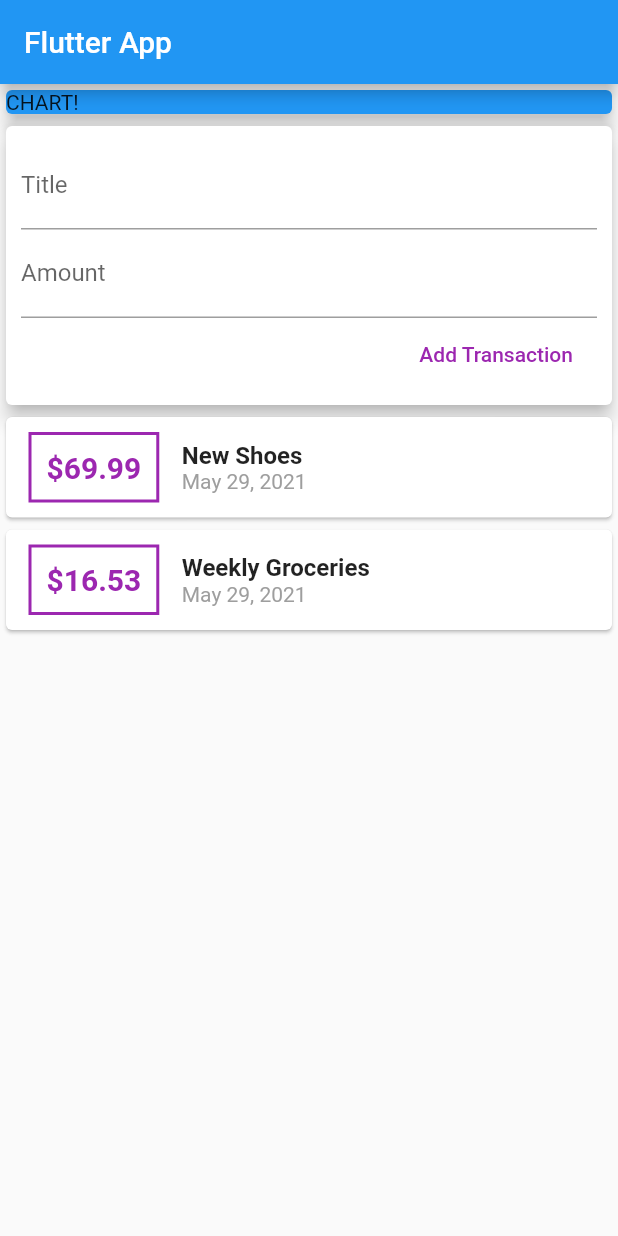
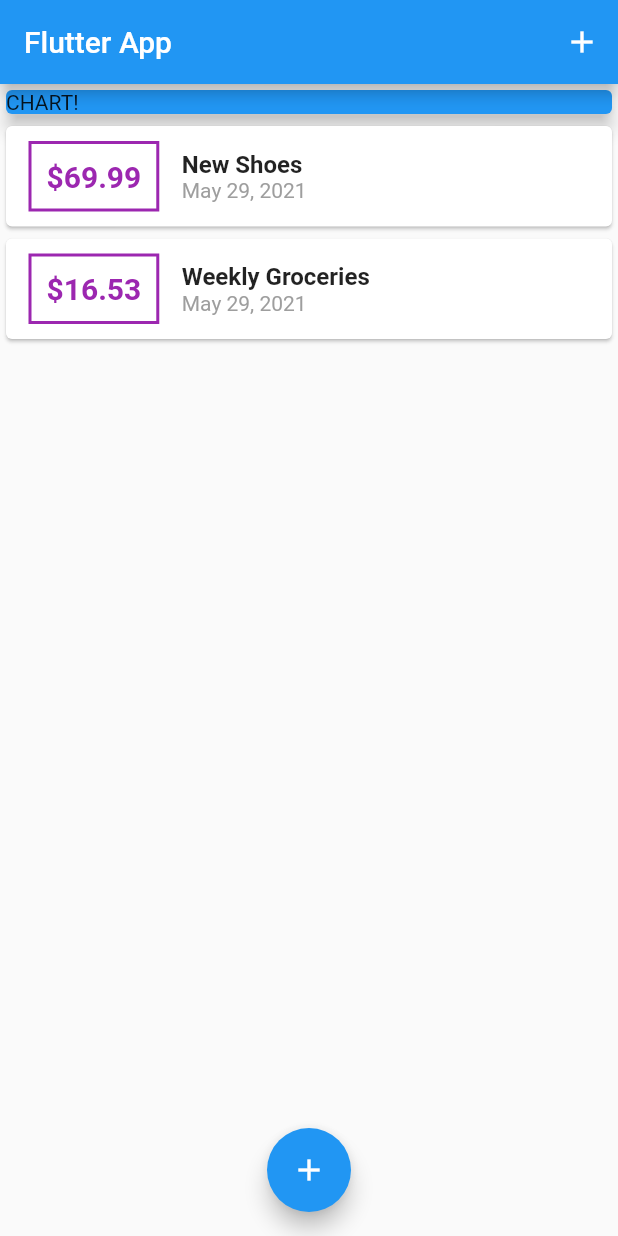
Before and after one commit to Liao-fung-min/flutter_APP, a Flutter app: the screen it shows after launch, on a phone screen of 412 x 824 dp. Run offline on Flutter 3.47's test engine with Material 2 defaults, Android fonts, the phone set to English and light mode, and no system bars.

Commit message:
新增 底部彈視窗

```diff
--- a/personal_express_app/lib/main.dart
+++ b/personal_express_app/lib/main.dart
@@ -1,6 +1,8 @@
 import 'package:flutter/material.dart';
 
-import './widgets/user_transactions.dart';
+import './widgets/new_transaction.dart';
+import './widgets/transaction_list.dart';
+import './models/transaction.dart';
 
 void main() => runApp(MyApp());
 
@@ -14,17 +16,66 @@
   }
 }
 
-class MyHomePage extends StatelessWidget {
+class MyHomePage extends StatefulWidget {
   // String titleInput;
   // String amountInput;
-  final titleController = TextEditingController();
-  final amountController = TextEditingController();
+  @override
+  _MyHomePageState createState() => _MyHomePageState();
+}
+
+class _MyHomePageState extends State<MyHomePage> {
+  final List<Transaction> _userTransactions = [
+    Transaction(
+      id: 't1',
+      title: 'New Shoes',
+      amount: 69.99,
+      date: DateTime.now(),
+    ),
+    Transaction(
+      id: 't2',
+      title: 'Weekly Groceries',
+      amount: 16.53,
+      date: DateTime.now(),
+    ),
+  ];
+
+  void _addNewTransaction(String txTitle, double txAmount) {
+    final newTx = Transaction(
+      title: txTitle,
+      amount: txAmount,
+      date: DateTime.now(),
+      id: DateTime.now().toString(),
+    );
+
+    setState(() {
+      _userTransactions.add(newTx);
+    });
+  }
+
+  void _startAddNewTransaction(BuildContext ctx) {
+    showModalBottomSheet(
+      context: ctx,
+      builder: (_) {
+        return GestureDetector(
+          onTap: () {},
+          child: NewTransaction(_addNewTransaction),
+          behavior: HitTestBehavior.opaque,
+        );
+      },
+    );
+  }
 
   @override
   Widget build(BuildContext context) {
     return Scaffold(
       appBar: AppBar(
         title: Text('Flutter App'),
+        actions: <Widget>[
+          IconButton(
+            icon: Icon(Icons.add),
+            onPressed: () => _startAddNewTransaction(context),
+          ),
+        ],
       ),
       body: SingleChildScrollView(
         child: Column(
@@ -39,9 +90,14 @@
                 elevation: 5,
               ),
             ),
-            UserTransactions()
+            TransactionList(_userTransactions),
           ],
         ),
+      ),
+      floatingActionButtonLocation: FloatingActionButtonLocation.centerFloat,
+      floatingActionButton: FloatingActionButton(
+        child: Icon(Icons.add),
+        onPressed: () => _startAddNewTransaction(context),
       ),
     );
   }
--- a/personal_express_app/lib/widgets/transaction_list.dart
+++ b/personal_express_app/lib/widgets/transaction_list.dart
@@ -30,7 +30,7 @@
                   ),
                   padding: EdgeInsets.all(10),
                   child: Text(
-                    '\$${transactions[index].amount}',
+                    '\$${transactions[index].amount.toStringAsFixed(2)}',
                     style: TextStyle(
                       fontWeight: FontWeight.bold,
                       fontSize: 20,
--- a/personal_express_app/lib/widgets/user_transactions.dart
+++ /dev/null
@@ -1,50 +0,0 @@
-import 'package:flutter/material.dart';
-
-import 'new_transaction.dart';
-import 'transaction_list.dart';
-import '../models/transaction.dart';
-
-class UserTransactions extends StatefulWidget {
-  @override
-  _UserTransactionsState createState() => _UserTransactionsState();
-}
-
-class _UserTransactionsState extends State<UserTransactions> {
-  final List<Transaction> _userTransactions = [
-    Transaction(
-      id: 't1',
-      title: 'New Shoes',
-      amount: 69.99,
-      date: DateTime.now(),
-    ),
-    Transaction(
-      id: 't2',
-      title: 'Weekly Groceries',
-      amount: 16.53,
-      date: DateTime.now(),
-    ),
-  ];
-
-  void _addNewTransaction(String txTitle, double txAmount) {
-    final newTx = Transaction(
-      title: txTitle,
-      amount: txAmount,
-      date: DateTime.now(),
-      id: DateTime.now().toString(),
-    );
-
-    setState(() {
-      _userTransactions.add(newTx);
-    });
-  }
-
-  @override
-  Widget build(BuildContext context) {
-    return Column(
-      children: <Widget>[
-        NewTransaction(_addNewTransaction),
-        TransactionList(_userTransactions),
-      ],
-    );
-  }
-}
```
Also changed, not shown: personal_express_app/lib/widgets/new_transaction.dart (+21 -8 lines).
